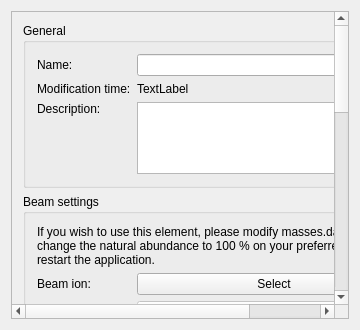
Qt form ui_files/ui_measurement_settings_tab.ui (JYU-IBA/potku) before a commit.
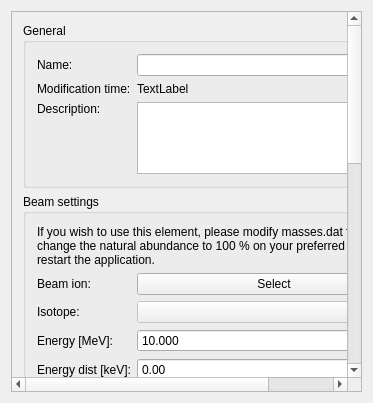
The same form after that commit.

Commit message: Changed the order of GUI elements in Measurement settings

The edit to the form file:
```diff
--- a/ui_files/ui_measurement_settings_tab.ui
+++ b/ui_files/ui_measurement_settings_tab.ui
@@ -9,8 +9,8 @@
    <rect>
     <x>0</x>
     <y>0</y>
-    <width>360</width>
-    <height>330</height>
+    <width>373</width>
+    <height>403</height>
    </rect>
   </property>
   <property name="sizePolicy">
@@ -41,9 +41,9 @@
       <property name="geometry">
        <rect>
         <x>0</x>
-        <y>-315</y>
-        <width>383</width>
-        <height>794</height>
+        <y>-141</y>
+        <width>417</width>
+        <height>821</height>
        </rect>
       </property>
       <property name="sizePolicy">
```
Left out of the diff: 254 changed lines with no effect on the pictures.
